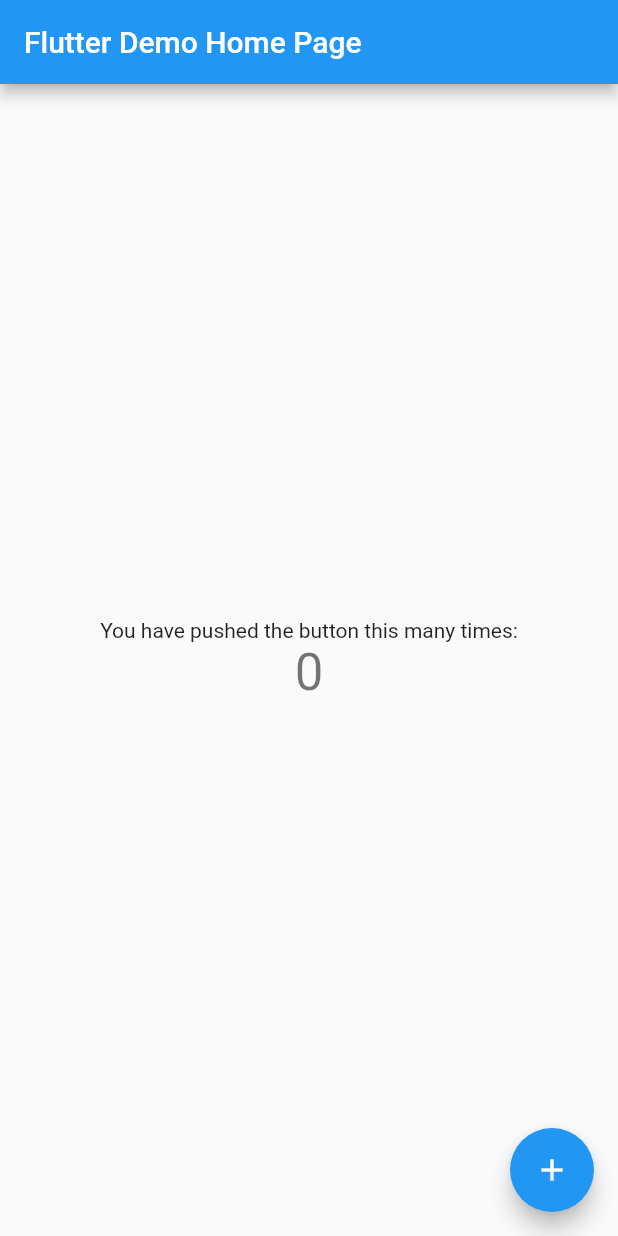
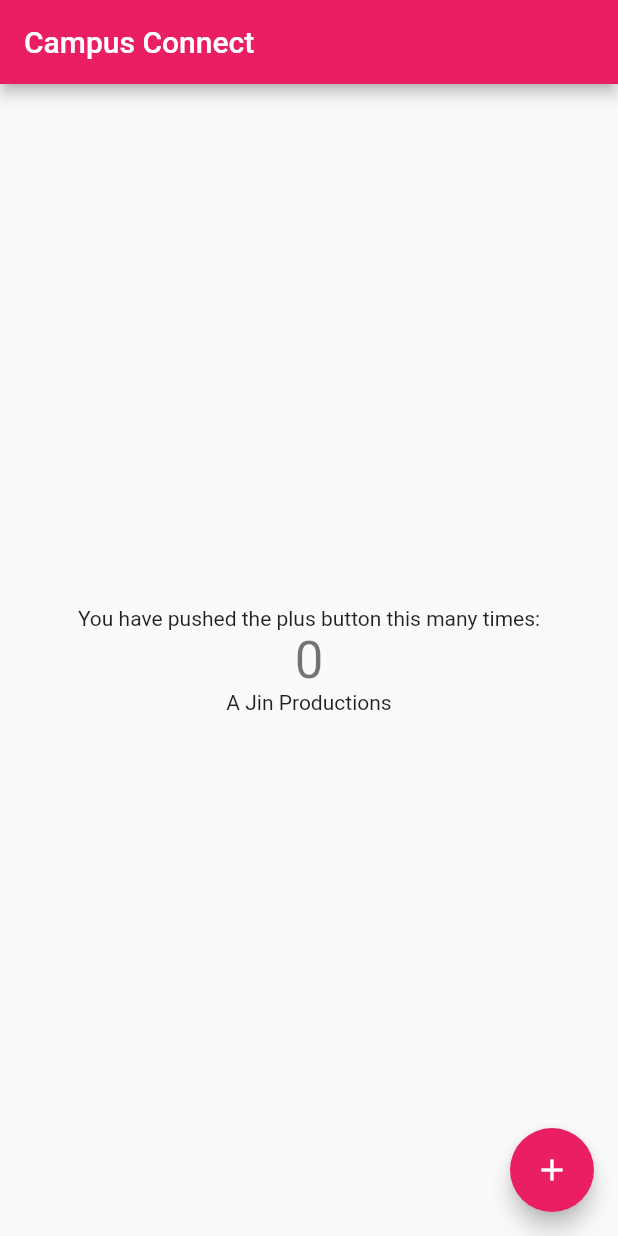
Before and after one commit to Ad0rableTrooper/Campus-Connect, a Flutter app: the screen it shows after launch, on a phone screen of 412 x 824 dp. Run offline on Flutter 3.47's test engine with Material 2 defaults, Android fonts, the phone set to English and light mode, and no system bars.

Commit message:
New Commits

```diff
--- a/campusconnect/lib/main.dart
+++ b/campusconnect/lib/main.dart
@@ -22,9 +22,10 @@ class MyApp extends StatelessWidget {
         // or simply save your changes to "hot reload" in a Flutter IDE).
         // Notice that the counter didn't reset back to zero; the application
         // is not restarted.
-        primarySwatch: Colors.blue,
+        primarySwatch: Colors.pink,
       ),
-      home: const MyHomePage(title: 'Flutter Demo Home Page'),
+      home: const MyHomePage(title: 'Campus Connect'),
+      debugShowCheckedModeBanner: false,
     );
   }
 }
@@ -96,11 +97,14 @@ class _MyHomePageState extends State<MyHomePage> {
           mainAxisAlignment: MainAxisAlignment.center,
           children: <Widget>[
             const Text(
-              'You have pushed the button this many times:',
+              'You have pushed the plus button this many times:',
             ),
             Text(
               '$_counter',
               style: Theme.of(context).textTheme.headlineMedium,
+            ),
+            const Text(
+              'A Jin Productions',
             ),
           ],
         ),
--- a/campusconnect/pubspec.yaml
+++ b/campusconnect/pubspec.yaml
@@ -19,7 +19,7 @@ publish_to: 'none' # Remove this line if you wish to publish to pub.dev
 version: 1.0.0+1
 
 environment:
-  sdk: '>=2.19.2 <3.0.0'
+  sdk: '>=2.19.4 <3.0.0'
 
 # Dependencies specify other packages that your package needs in order to work.
 # To automatically upgrade your package dependencies to the latest versions
```
Also changed, not shown: campusconnect/pubspec.lock (added), 8 other files.
